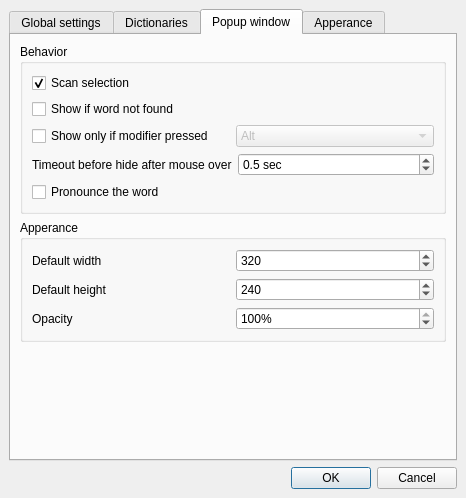
First picture: the form in qstardict/settingsdialog.ui, repository a-rodin/qstardict, before the edit.
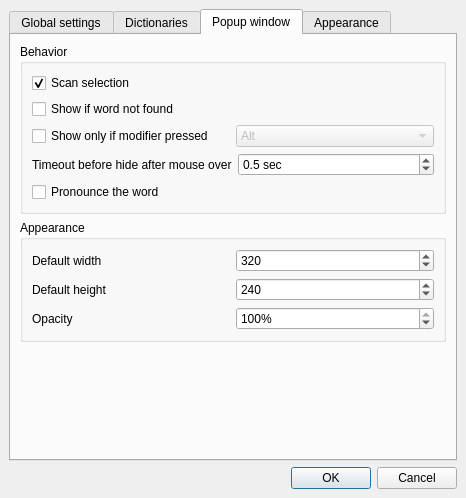
Second picture: the form after the edit. The open tabs and pages were chosen to show the change. Icons and pictures are not drawn. Custom widgets are drawn as their Qt base class.

Commit message: Fix typo: "Apperance" -> "Appearance"

What changed in the file:
```diff
--- a/qstardict/settingsdialog.ui
+++ b/qstardict/settingsdialog.ui
@@ -428,7 +428,7 @@
        <item row="1" column="0">
         <widget class="QGroupBox" name="groupBox_2">
          <property name="title">
-          <string>Apperance</string>
+          <string>Appearance</string>
          </property>
          <layout class="QGridLayout">
           <property name="margin">
@@ -553,7 +553,7 @@
      </widget>
      <widget class="QWidget" name="tab">
       <attribute name="title">
-       <string>Apperance</string>
+       <string>Appearance</string>
       </attribute>
       <layout class="QGridLayout">
        <item row="0" column="0">
```
Left out of the diff: 2 changed lines with no effect on the pictures. The commit also changes 15 other files.
